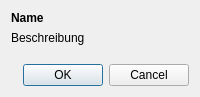
Qt form src/plugin/settings/PluginSettingsDialog.ui (startkladde/startkladde) before a commit.
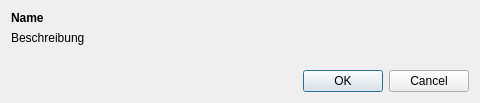
The same form after that commit.

The edit to the form file:
```diff
--- a/src/plugin/settings/PluginSettingsDialog.ui
+++ b/src/plugin/settings/PluginSettingsDialog.ui
@@ -6,8 +6,8 @@
    <rect>
     <x>0</x>
     <y>0</y>
-    <width>200</width>
-    <height>97</height>
+    <width>480</width>
+    <height>103</height>
    </rect>
   </property>
   <property name="windowTitle">
```
